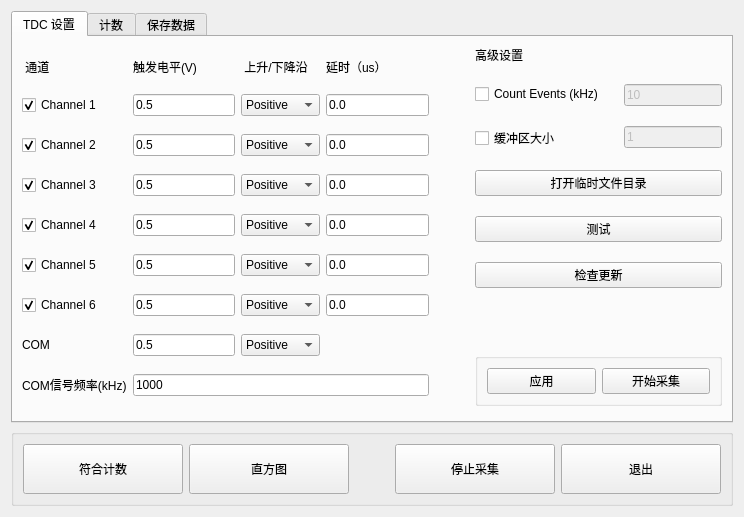
Above: ui/widget.ui from WhiteChimney/TDC-counter before the change. Below: the same form after it.
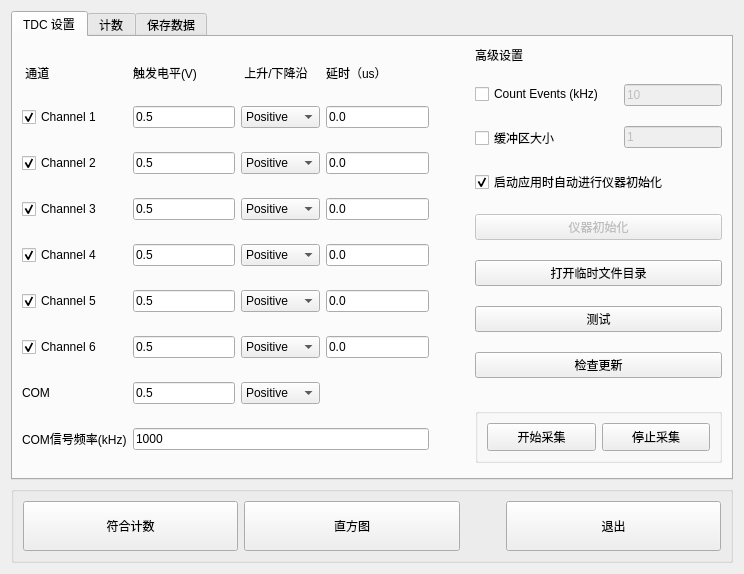
That is the form after the change.

```diff
--- a/ui/widget.ui
+++ b/ui/widget.ui
@@ -24,60 +24,7 @@
        <string>TDC 设置</string>
       </attribute>
       <layout class="QGridLayout" name="gridLayout_3">
-       <item row="6" column="2">
-        <widget class="QGroupBox" name="groupBox_4">
-         <property name="sizePolicy">
-          <sizepolicy hsizetype="Preferred" vsizetype="Preferred">
-           <horstretch>0</horstretch>
-           <verstretch>0</verstretch>
-          </sizepolicy>
-         </property>
-         <property name="title">
-          <string/>
-         </property>
-         <layout class="QHBoxLayout" name="horizontalLayout_2">
-          <item>
-           <widget class="QPushButton" name="buttonApplyConfig">
-            <property name="sizePolicy">
-             <sizepolicy hsizetype="Expanding" vsizetype="MinimumExpanding">
-              <horstretch>0</horstretch>
-              <verstretch>0</verstretch>
-             </sizepolicy>
-            </property>
-            <property name="maximumSize">
-             <size>
-              <width>16777215</width>
-              <height>50</height>
-             </size>
-            </property>
-            <property name="text">
-             <string>应用</string>
-            </property>
-           </widget>
-          </item>
-          <item>
-           <widget class="QPushButton" name="buttonStartAcquisition">
-            <property name="sizePolicy">
-             <sizepolicy hsizetype="Expanding" vsizetype="Preferred">
-              <horstretch>0</horstretch>
-              <verstretch>0</verstretch>
-             </sizepolicy>
-            </property>
-            <property name="maximumSize">
-             <size>
-              <width>16777215</width>
-              <height>50</height>
-             </size>
-            </property>
-            <property name="text">
-             <string>开始采集</string>
-            </property>
-           </widget>
-          </item>
-         </layout>
-        </widget>
-       </item>
-       <item row="0" column="0" rowspan="8">
+       <item row="0" column="0" rowspan="7">
         <layout class="QGridLayout" name="gridLayout">
          <item row="3" column="2">
           <widget class="QComboBox" name="slopeCN2">
@@ -394,6 +341,59 @@
          </item>
         </layout>
        </item>
+       <item row="5" column="2">
+        <widget class="QGroupBox" name="groupBox_4">
+         <property name="sizePolicy">
+          <sizepolicy hsizetype="Preferred" vsizetype="Preferred">
+           <horstretch>0</horstretch>
+           <verstretch>0</verstretch>
+          </sizepolicy>
+         </property>
+         <property name="title">
+          <string/>
+         </property>
+         <layout class="QGridLayout" name="gridLayout_5">
+          <item row="1" column="2">
+           <widget class="QPushButton" name="buttonStopAcq">
+            <property name="sizePolicy">
+             <sizepolicy hsizetype="Expanding" vsizetype="Minimum">
+              <horstretch>0</horstretch>
+              <verstretch>0</verstretch>
+             </sizepolicy>
+            </property>
+            <property name="maximumSize">
+             <size>
+              <width>16777215</width>
+              <height>50</height>
+             </size>
+            </property>
+            <property name="text">
+             <string>停止采集</string>
+            </property>
+           </widget>
+          </item>
+          <item row="1" column="1">
+           <widget class="QPushButton" name="buttonStartAcquisition">
+            <property name="sizePolicy">
+             <sizepolicy hsizetype="Expanding" vsizetype="MinimumExpanding">
+              <horstretch>0</horstretch>
+              <verstretch>0</verstretch>
+             </sizepolicy>
+            </property>
+            <property name="maximumSize">
+             <size>
+              <width>16777215</width>
+              <height>50</height>
+             </size>
+            </property>
+            <property name="text">
+             <string>开始采集</string>
+            </property>
+           </widget>
+          </item>
+         </layout>
+        </widget>
+       </item>
        <item row="0" column="1">
         <spacer name="horizontalSpacer">
          <property name="orientation">
@@ -410,22 +410,6 @@
          </property>
         </spacer>
        </item>
-       <item row="1" column="2">
-        <spacer name="verticalSpacer_6">
-         <property name="orientation">
-          <enum>Qt::Vertical</enum>
-         </property>
-         <property name="sizeType">
-          <enum>QSizePolicy::Preferred</enum>
-         </property>
-         <property name="sizeHint" stdset="0">
-          <size>
-           <width>20</width>
-           <height>30</height>
-          </size>
-         </property>
-        </spacer>
-       </item>
        <item row="0" column="2">
         <layout class="QVBoxLayout" name="verticalLayout">
          <property name="spacing">
@@ -489,6 +473,32 @@
              </property>
             </widget>
            </item>
+           <item row="3" column="0" colspan="2">
+            <widget class="QCheckBox" name="checkBoxAutoInit">
+             <property name="text">
+              <string>启动应用时自动进行仪器初始化</string>
+             </property>
+             <property name="checked">
+              <bool>true</bool>
+             </property>
+            </widget>
+           </item>
+           <item row="4" column="0" colspan="2">
+            <widget class="QPushButton" name="buttonInitialize">
+             <property name="enabled">
+              <bool>false</bool>
+             </property>
+             <property name="sizePolicy">
+              <sizepolicy hsizetype="Minimum" vsizetype="Expanding">
+               <horstretch>0</horstretch>
+               <verstretch>0</verstretch>
+              </sizepolicy>
+             </property>
+             <property name="text">
+              <string>仪器初始化</string>
+             </property>
+            </widget>
+           </item>
           </layout>
          </item>
          <item>
@@ -1226,19 +1236,6 @@
         </property>
        </spacer>
       </item>
-      <item>
-       <widget class="QPushButton" name="buttonStopAcq">
-        <property name="sizePolicy">
-         <sizepolicy hsizetype="Expanding" vsizetype="Preferred">
-          <horstretch>0</horstretch>
-          <verstretch>0</verstretch>
-         </sizepolicy>
-        </property>
-        <property name="text">
-         <string>停止采集</string>
-        </property>
-       </widget>
-      </item>
       <item>
        <widget class="QPushButton" name="buttonExit">
         <property name="sizePolicy">
```
